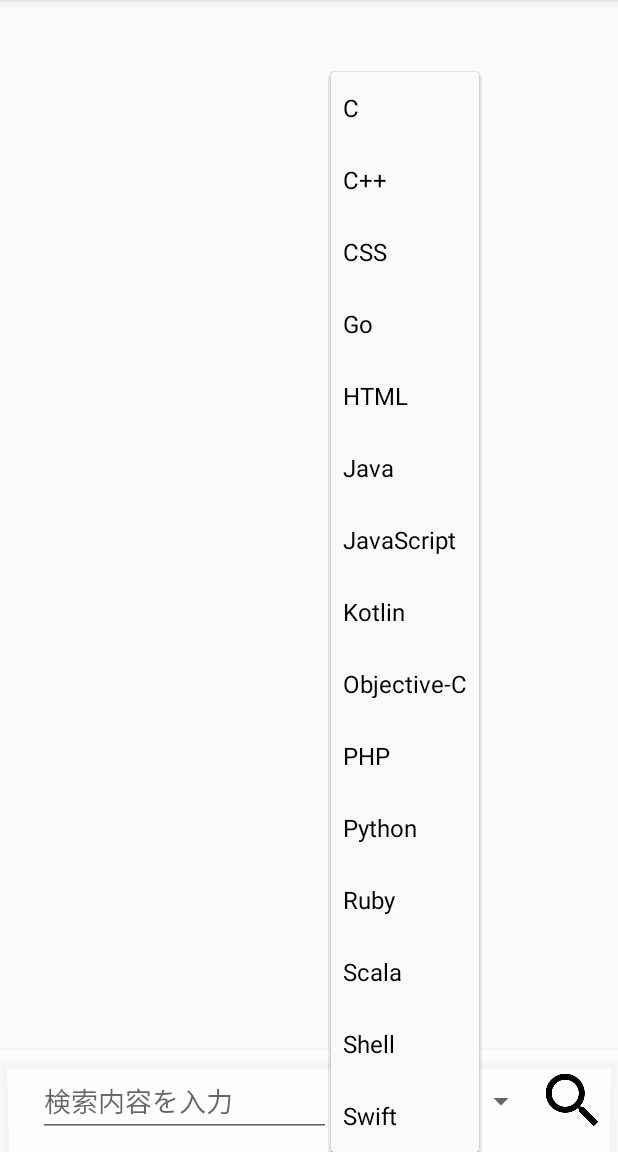
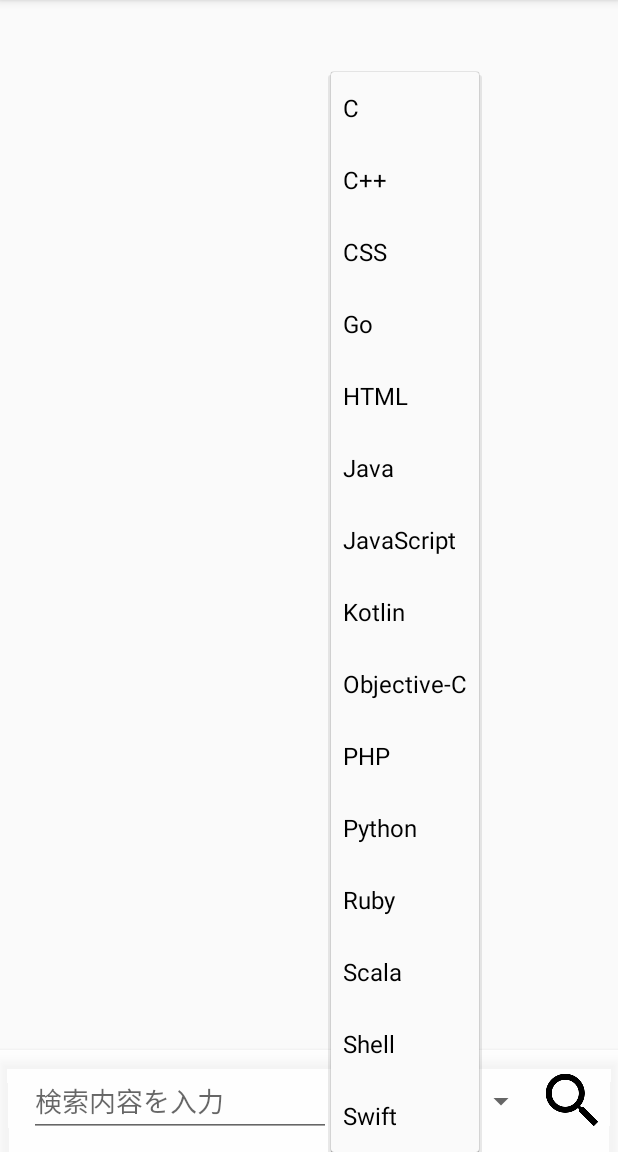
Before and after one commit to valjapan/GitHubClient, an Android app: the screen it shows after launch (MainActivity), after a tap on an icon or button, on a phone screen of 412 x 824 dp, the part 84-1236 px from its top. Run offline under Robolectric (Android 15) with nearby library versions, the phone set to English and light mode, and no system bars; our stand-ins replace Picasso; libraries missing offline, so code that uses them is left out: jp.wasabeef.recyclerview, me.mattak.moment, rx.android.schedulers, rx.schedulers; pictures from the network do not load; 5 statements that could not run were skipped.

Commit message:
V.1.1 first send

```diff
--- a/app/build.gradle
+++ b/app/build.gradle
@@ -9,8 +9,8 @@ android {
         applicationId "com.valkyrie.nabeshimamac.githubclient"
         minSdkVersion 21
         targetSdkVersion 24
-        versionCode 1
-        versionName "1.0"
+        versionCode 2
+        versionName "1.1"
         testInstrumentationRunner "android.support.test.runner.AndroidJUnitRunner"
     }
     buildTypes {
--- a/app/src/main/res/layout/activity_main.xml
+++ b/app/src/main/res/layout/activity_main.xml
@@ -5,9 +5,7 @@
     android:layout_width="match_parent"
     android:layout_height="match_parent">
 
-    <RelativeLayout xmlns:android="http://schemas.android.com/apk/res/android"
-        xmlns:app="http://schemas.android.com/apk/res-auto"
-        xmlns:tools="http://schemas.android.com/tools"
+    <RelativeLayout
         android:id="@+id/activity_main"
         android:layout_width="match_parent"
         android:layout_height="match_parent"
@@ -28,7 +26,6 @@
             android:layout_alignParentStart="true"
             android:background="#C8FFFFFF"
             android:paddingBottom="6dp"
-            android:paddingLeft="6dp"
             android:paddingRight="6dp"
             android:paddingTop="6dp"
             app:layout_scrollFlags="scroll|enterAlways">
```
